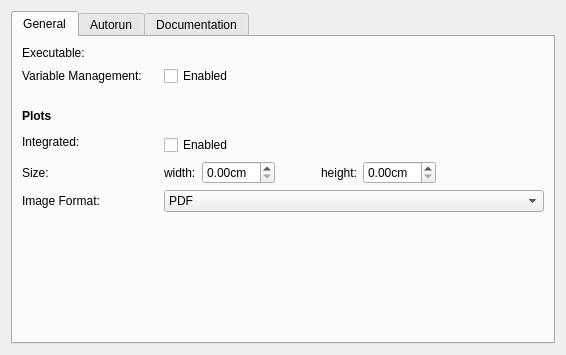
Above: src/backends/maxima/settings.ui from KDE/cantor before the change. Below: the same form after it.
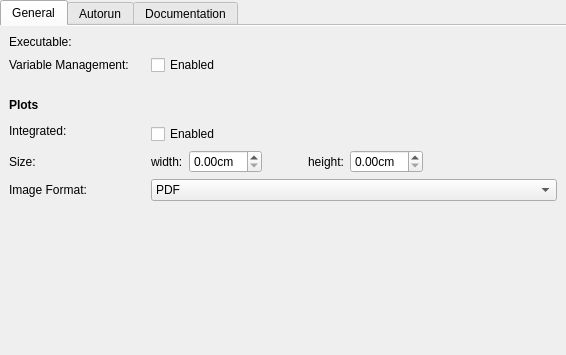
That is the form after the change. Custom widgets are drawn as their Qt base class.

Commit message:
Remove some frames from the settings
And unify some margins with other KDE apps.

Diff of the .ui file:
```diff
--- a/src/backends/maxima/settings.ui
+++ b/src/backends/maxima/settings.ui
@@ -11,11 +11,26 @@
    </rect>
   </property>
   <layout class="QVBoxLayout" name="verticalLayout_2">
+   <property name="leftMargin">
+    <number>0</number>
+   </property>
+   <property name="topMargin">
+    <number>0</number>
+   </property>
+   <property name="rightMargin">
+    <number>0</number>
+   </property>
+   <property name="bottomMargin">
+    <number>0</number>
+   </property>
    <item>
     <widget class="QTabWidget" name="tabWidget">
      <property name="currentIndex">
       <number>0</number>
      </property>
+     <property name="documentMode">
+      <bool>true</bool>
+     </property>
      <widget class="QWidget" name="tabGeneral">
       <attribute name="title">
        <string>General</string>
```
The commit also changes 10 other files.
